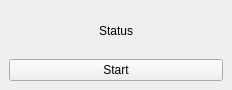
ThomasLeMezo/seabot, file tools/qgis/seabot/seabot_dockwidget_base.ui: the form before one commit.
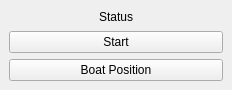
The form after the commit.

Commit message: [log,qgis] Update log + add boat gnss in Qgis

What changed in the file:
```diff
--- a/tools/qgis/seabot/seabot_dockwidget_base.ui
+++ b/tools/qgis/seabot/seabot_dockwidget_base.ui
@@ -34,6 +34,16 @@
        <bool>true</bool>
       </property>
      </widget>
+     </item>
+     <item row="2" column="0">
+     <widget class="QPushButton" name="pushButtonBoat">
+      <property name="text">
+       <string>Boat Position</string>
+      </property>
+      <property name="checkable">
+       <bool>true</bool>
+      </property>
+     </widget>
     </item>
    </layout>
   </widget>
```
The commit also changes 3 other files.
